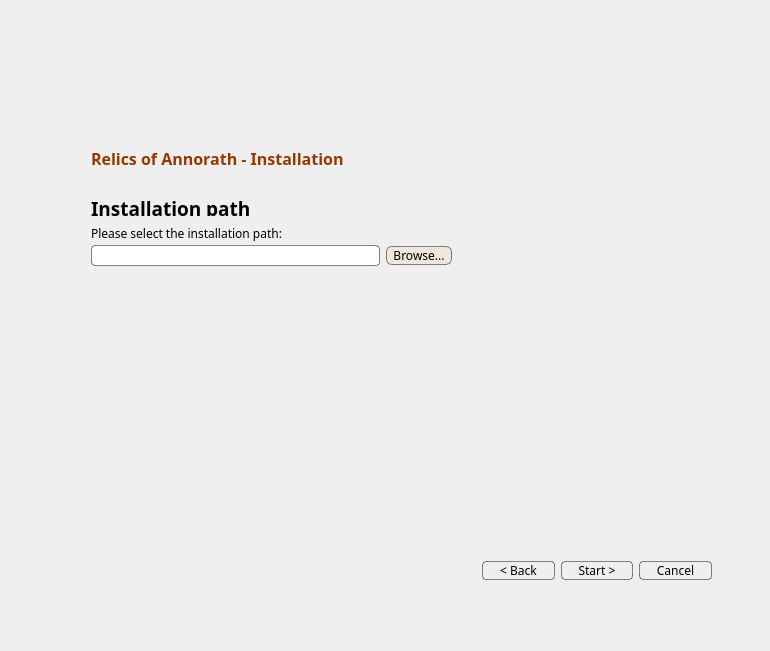
Lerentis/ROAI, file src/ui/roapageinstall.ui: the form before one commit.
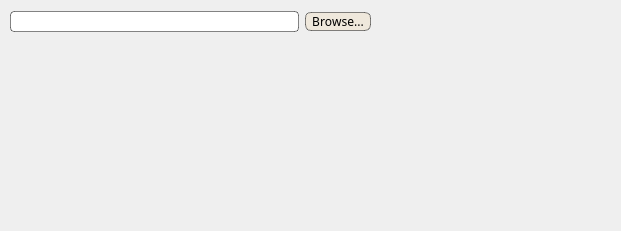
The form after the commit. Icons and pictures are not drawn.

Commit message: Push newest version to upstream

```diff
--- a/src/ui/roapageinstall.ui
+++ b/src/ui/roapageinstall.ui
@@ -6,71 +6,32 @@
    <rect>
     <x>0</x>
     <y>0</y>
-    <width>770</width>
-    <height>651</height>
+    <width>621</width>
+    <height>231</height>
    </rect>
   </property>
   <property name="minimumSize">
    <size>
-    <width>770</width>
-    <height>651</height>
+    <width>621</width>
+    <height>231</height>
    </size>
   </property>
   <property name="maximumSize">
    <size>
-    <width>770</width>
-    <height>651</height>
+    <width>621</width>
+    <height>231</height>
    </size>
   </property>
   <property name="windowTitle">
    <string>Form</string>
   </property>
-  <widget class="QGroupBox" name="gbContent">
-   <property name="geometry">
-    <rect>
-     <x>91</x>
-     <y>225</y>
-     <width>591</width>
-     <height>311</height>
-    </rect>
-   </property>
-   <property name="styleSheet">
-    <string notr="true">border: 0px;</string>
-   </property>
-   <property name="title">
-    <string/>
-   </property>
-   <widget class="QLabel" name="qlDesc">
-    <property name="geometry">
-     <rect>
-      <x>0</x>
-      <y>0</y>
-      <width>591</width>
-      <height>16</height>
-     </rect>
-    </property>
-    <property name="font">
-     <font>
-      <family>Modern Antiqua</family>
-     </font>
-    </property>
-    <property name="text">
-     <string>Please select the installation path:</string>
-    </property>
-    <property name="alignment">
-     <set>Qt::AlignLeading|Qt::AlignLeft|Qt::AlignTop</set>
-    </property>
-    <property name="wordWrap">
-     <bool>true</bool>
-    </property>
-   </widget>
    <widget class="QWidget" name="horizontalLayoutWidget_2">
     <property name="geometry">
      <rect>
-      <x>0</x>
-      <y>20</y>
+     <x>10</x>
+     <y>10</y>
       <width>361</width>
-      <height>22</height>
+     <height>24</height>
      </rect>
     </property>
     <layout class="QHBoxLayout" name="hlPath">
@@ -79,6 +40,8 @@
        <property name="font">
         <font>
          <family>Modern Antiqua</family>
+        <stylestrategy>PreferAntialias</stylestrategy>
+        <kerning>false</kerning>
         </font>
        </property>
        <property name="styleSheet">
@@ -94,6 +57,8 @@
        <property name="font">
         <font>
          <family>Modern Antiqua</family>
+        <stylestrategy>PreferAntialias</stylestrategy>
+        <kerning>false</kerning>
         </font>
        </property>
        <property name="autoFillBackground">
@@ -122,163 +87,8 @@
      </item>
     </layout>
    </widget>
-  </widget>
-  <widget class="QLabel" name="qlTitel">
-   <property name="geometry">
-    <rect>
-     <x>91</x>
-     <y>148</y>
-     <width>441</width>
-     <height>21</height>
-    </rect>
-   </property>
-   <property name="font">
-    <font>
-     <family>Modern Antiqua</family>
-     <pointsize>12</pointsize>
-     <weight>75</weight>
-     <bold>true</bold>
-    </font>
-   </property>
-   <property name="styleSheet">
-    <string notr="true">color: rgb(152, 55, 0);</string>
-   </property>
-   <property name="text">
-    <string>Relics of Annorath - Installation</string>
-   </property>
-  </widget>
-  <widget class="QWidget" name="background" native="true">
-   <property name="geometry">
-    <rect>
-     <x>1</x>
-     <y>5</y>
-     <width>769</width>
-     <height>649</height>
-    </rect>
-   </property>
-   <property name="font">
-    <font>
-     <family>Modern Antiqua</family>
-     <pointsize>11</pointsize>
-    </font>
-   </property>
-   <property name="styleSheet">
-    <string notr="true">background-image: url(:/images/background.png);</string>
-   </property>
-  </widget>
-  <widget class="QLabel" name="qlSubtitel">
-   <property name="geometry">
-    <rect>
-     <x>91</x>
-     <y>195</y>
-     <width>601</width>
-     <height>21</height>
-    </rect>
-   </property>
-   <property name="font">
-    <font>
-     <family>Modern Antiqua</family>
-     <pointsize>14</pointsize>
-     <weight>75</weight>
-     <bold>true</bold>
-    </font>
-   </property>
-   <property name="layoutDirection">
-    <enum>Qt::LeftToRight</enum>
-   </property>
-   <property name="styleSheet">
-    <string notr="true">color: rgb(0, 0, 0);</string>
-   </property>
-   <property name="text">
-    <string>Installation path</string>
-   </property>
-   <property name="textFormat">
-    <enum>Qt::PlainText</enum>
-   </property>
-   <property name="alignment">
-    <set>Qt::AlignLeading|Qt::AlignLeft|Qt::AlignTop</set>
-   </property>
-   <property name="margin">
-    <number>-1</number>
-   </property>
-  </widget>
-  <widget class="QWidget" name="horizontalLayoutWidget">
-   <property name="geometry">
-    <rect>
-     <x>482</x>
-     <y>556</y>
-     <width>230</width>
-     <height>29</height>
-    </rect>
-   </property>
-   <layout class="QHBoxLayout" name="hlButtons">
-    <item>
-     <widget class="QPushButton" name="qpBack">
-      <property name="font">
-       <font>
-        <family>Modern Antiqua</family>
-       </font>
-      </property>
-      <property name="styleSheet">
-       <string notr="true">background-color: rgb(255, 255, 255, 0);
-border-width:1px;
-border-style:solid;
-border-radius:4px;
-border-color: rgba(0, 0, 0, 120);
-color: rgb(0, 0, 0);</string>
-      </property>
-      <property name="text">
-       <string>&lt; Back</string>
-      </property>
-     </widget>
-    </item>
-    <item>
-     <widget class="QPushButton" name="qpNext">
-      <property name="font">
-       <font>
-        <family>Modern Antiqua</family>
-       </font>
-      </property>
-      <property name="styleSheet">
-       <string notr="true">background-color: rgb(255, 255, 255, 0);
-border-width:1px;
-border-style:solid;
-border-radius:4px;
-border-color: rgba(0, 0, 0, 120);
-color: rgb(0, 0, 0);</string>
-      </property>
-      <property name="text">
-       <string>Start &gt;</string>
-      </property>
-     </widget>
-    </item>
-    <item>
-     <widget class="QPushButton" name="qbCancel">
-      <property name="font">
-       <font>
-        <family>Modern Antiqua</family>
-       </font>
-      </property>
-      <property name="styleSheet">
-       <string notr="true">background-color: rgb(255, 255, 255, 0);
-border-width:1px;
-border-style:solid;
-border-radius:4px;
-border-color: rgba(0, 0, 0, 120);
-color: rgb(0, 0, 0);</string>
-      </property>
-      <property name="text">
-       <string>Cancel</string>
-      </property>
-     </widget>
-    </item>
-   </layout>
-  </widget>
-  <zorder>background</zorder>
-  <zorder>gbContent</zorder>
-  <zorder>qlTitel</zorder>
-  <zorder>qlSubtitel</zorder>
-  <zorder>horizontalLayoutWidget</zorder>
+  <zorder>qlPath</zorder>
+  <zorder>horizontalLayoutWidget_2</zorder>
  </widget>
  <resources/>
  <connections/>
```
Lines whose indentation alone changed are shown as unchanged. The commit also changes 34 other files.
